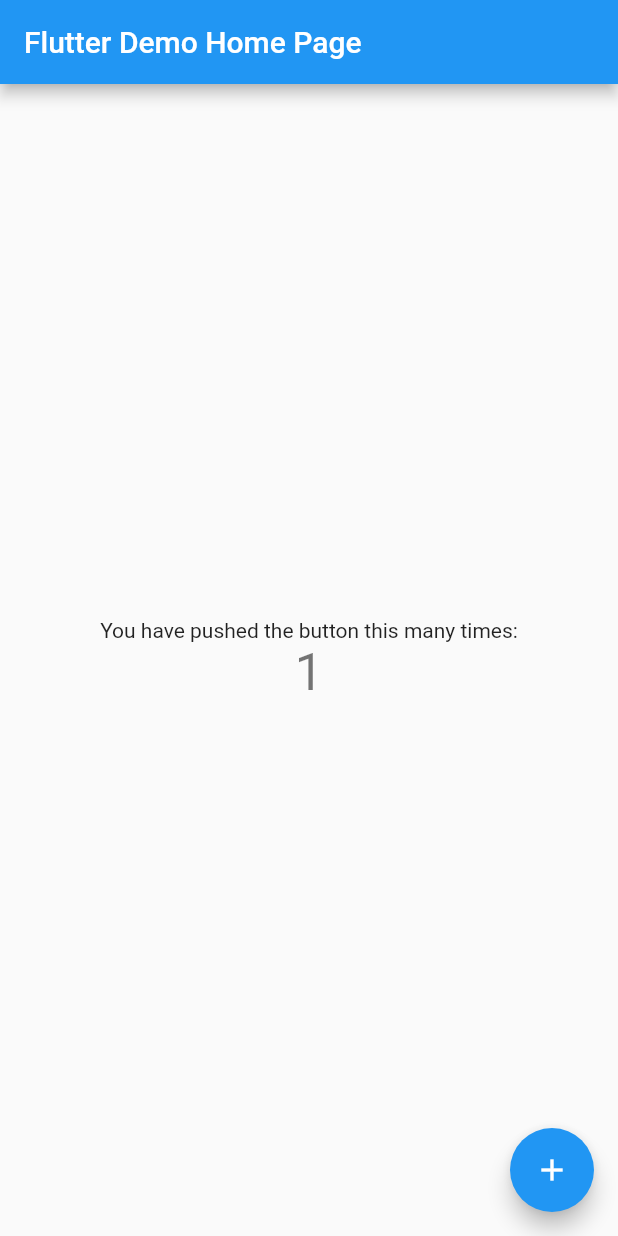
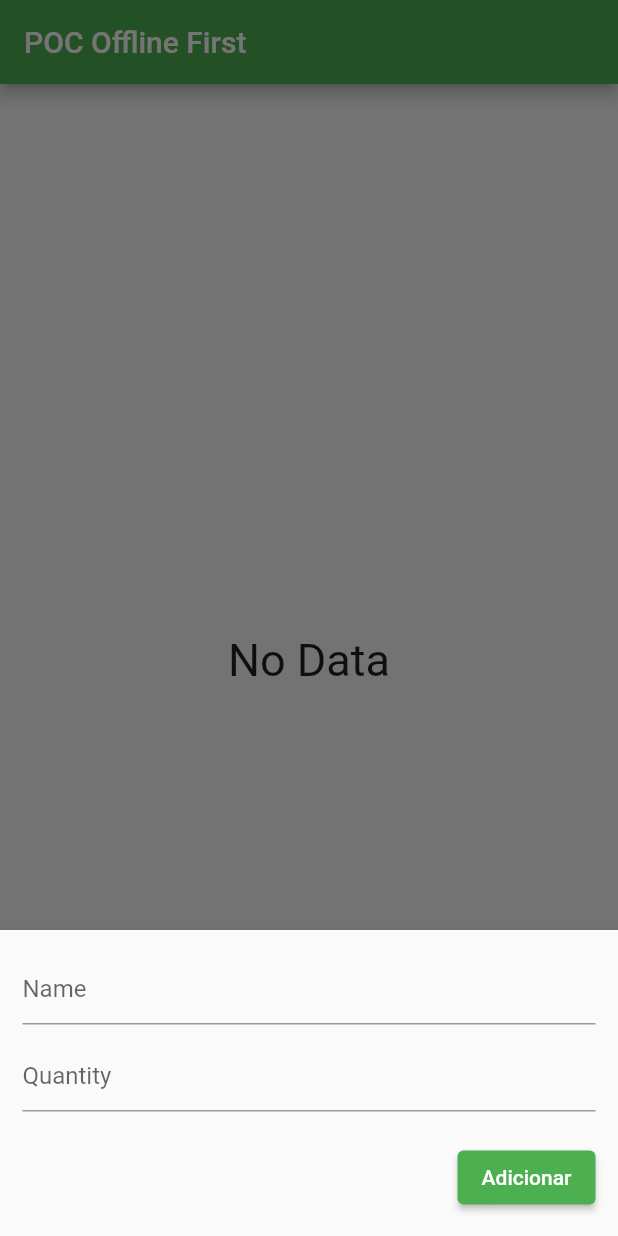
Before and after one commit to TonySilva7/POC-mobile-first-tony, a Flutter app: the screen it shows after launch, after a tap on the "add" icon, on a phone screen of 412 x 824 dp. Run offline on Flutter 3.47's test engine with Material 2 defaults, Android fonts, the light colour scheme and no system bars; our stand-ins replace hive_flutter; accounts and stored records are empty.

Commit message:
feat: implement crud local

```diff
--- a/lib/main.dart
+++ b/lib/main.dart
@@ -1,115 +1,211 @@
 import 'package:flutter/material.dart';
+// import 'package:hive/hive.dart';
+import 'package:hive_flutter/hive_flutter.dart';
 
-void main() {
+void main() async {
+  WidgetsFlutterBinding.ensureInitialized();
+
+  await Hive.initFlutter();
+  // await Hive.deleteBoxFromDisk('shopping_box');
+  await Hive.openBox('shopping_box');
+
   runApp(const MyApp());
 }
 
 class MyApp extends StatelessWidget {
-  const MyApp({super.key});
+  const MyApp({Key? key}) : super(key: key);
 
-  // This widget is the root of your application.
   @override
   Widget build(BuildContext context) {
     return MaterialApp(
-      title: 'Flutter Demo',
+      debugShowCheckedModeBanner: false,
+      title: 'POC Offline First',
       theme: ThemeData(
-        // This is the theme of your application.
-        //
-        // Try running your application with "flutter run". You'll see the
-        // application has a blue toolbar. Then, without quitting the app, try
-        // changing the primarySwatch below to Colors.green and then invoke
-        // "hot reload" (press "r" in the console where you ran "flutter run",
-        // or simply save your changes to "hot reload" in a Flutter IDE).
-        // Notice that the counter didn't reset back to zero; the application
-        // is not restarted.
-        primarySwatch: Colors.blue,
+        primarySwatch: Colors.green,
       ),
-      home: const MyHomePage(title: 'Flutter Demo Home Page'),
+      home: const HomePage(),
     );
   }
 }
 
-class MyHomePage extends StatefulWidget {
-  const MyHomePage({super.key, required this.title});
-
-  // This widget is the home page of your application. It is stateful, meaning
-  // that it has a State object (defined below) that contains fields that affect
-  // how it looks.
-
-  // This class is the configuration for the state. It holds the values (in this
-  // case the title) provided by the parent (in this case the App widget) and
-  // used by the build method of the State. Fields in a Widget subclass are
-  // always marked "final".
-
-  final String title;
+// Home Page
+class HomePage extends StatefulWidget {
+  const HomePage({Key? key}) : super(key: key);
 
   @override
-  State<MyHomePage> createState() => _MyHomePageState();
+  State<HomePage> createState() => _HomePageState();
 }
 
-class _MyHomePageState extends State<MyHomePage> {
-  int _counter = 0;
+class _HomePageState extends State<HomePage> {
+  List<Map<String, dynamic>> _items = [];
 
-  void _incrementCounter() {
+  final _shoppingBox = Hive.box('shopping_box');
+
+  @override
+  void initState() {
+    super.initState();
+    _refreshItems(); // Load data when app starts
+  }
+
+  // Get all items from the database
+  void _refreshItems() {
+    print(_shoppingBox);
+
+    final data = _shoppingBox.keys.map((key) {
+      final value = _shoppingBox.get(key);
+      return {"key": key, "name": value["name"], "quantity": value['quantity']};
+    }).toList();
+
     setState(() {
-      // This call to setState tells the Flutter framework that something has
-      // changed in this State, which causes it to rerun the build method below
-      // so that the display can reflect the updated values. If we changed
-      // _counter without calling setState(), then the build method would not be
-      // called again, and so nothing would appear to happen.
-      _counter++;
+      _items = data.reversed.toList();
+      // we use "reversed" to sort items in order from the latest to the oldest
     });
+  }
+
+  // Create new item
+  Future<void> _createItem(Map<String, dynamic> newItem) async {
+    await _shoppingBox.add(newItem);
+    _refreshItems(); // update the UI
+  }
+
+  // Retrieve a single item from the database by using its key
+  // Our app won't use this function but I put it here for your reference
+  Map<String, dynamic> _readItem(int key) {
+    final item = _shoppingBox.get(key);
+    return item;
+  }
+
+  // Update a single item
+  Future<void> _updateItem(int itemKey, Map<String, dynamic> item) async {
+    await _shoppingBox.put(itemKey, item);
+    _refreshItems(); // Update the UI
+  }
+
+  // Delete a single item
+  Future<void> _deleteItem(int itemKey) async {
+    await _shoppingBox.delete(itemKey);
+    _refreshItems(); // update the UI
+
+    // Display a snackbar
+    if (!mounted) return;
+    ScaffoldMessenger.of(context).showSnackBar(const SnackBar(content: Text('Um item foi removido')));
+  }
+
+  // TextFields' controllers
+  final TextEditingController _nameController = TextEditingController();
+  final TextEditingController _quantityController = TextEditingController();
+
+  // This function will be triggered when the floating button is pressed
+  // It will also be triggered when you want to update an item
+  void _showForm(BuildContext ctx, int? itemKey) async {
+    // itemKey == null -> create new item
+    // itemKey != null -> update an existing item
+
+    if (itemKey != null) {
+      final existingItem = _items.firstWhere((element) => element['key'] == itemKey);
+      _nameController.text = existingItem['name'];
+      _quantityController.text = existingItem['quantity'];
+    }
+
+    showModalBottomSheet(
+        context: ctx,
+        elevation: 5,
+        isScrollControlled: true,
+        builder: (_) => Container(
+              padding: EdgeInsets.only(bottom: MediaQuery.of(ctx).viewInsets.bottom, top: 15, left: 15, right: 15),
+              child: Column(
+                mainAxisSize: MainAxisSize.min,
+                crossAxisAlignment: CrossAxisAlignment.end,
+                children: [
+                  TextField(
+                    controller: _nameController,
+                    decoration: const InputDecoration(hintText: 'Name'),
+                  ),
+                  const SizedBox(
+                    height: 10,
+                  ),
+                  TextField(
+                    controller: _quantityController,
+                    keyboardType: TextInputType.number,
+                    decoration: const InputDecoration(hintText: 'Quantity'),
+                  ),
+                  const SizedBox(
+                    height: 20,
+                  ),
+                  ElevatedButton(
+                    onPressed: () async {
+                      // Save new item
+                      if (itemKey == null) {
+                        _createItem({"name": _nameController.text, "quantity": _quantityController.text});
+                      }
+
+                      // update an existing item
+                      if (itemKey != null) {
+                        _updateItem(itemKey,
+                            {'name': _nameController.text.trim(), 'quantity': _quantityController.text.trim()});
+                      }
+
+                      // Clear the text fields
+                      _nameController.text = '';
+                      _quantityController.text = '';
+
+                      Navigator.of(context).pop(); // Close the bottom sheet
+                    },
+                    child: Text(itemKey == null ? 'Adicionar' : 'Atualizar'),
+                  ),
+                  const SizedBox(
+                    height: 15,
+                  )
+                ],
+              ),
+            ));
   }
 
   @override
   Widget build(BuildContext context) {
-    // This method is rerun every time setState is called, for instance as done
-    // by the _incrementCounter method above.
-    //
-    // The Flutter framework has been optimized to make rerunning build methods
-    // fast, so that you can just rebuild anything that needs updating rather
-    // than having to individually change instances of widgets.
     return Scaffold(
       appBar: AppBar(
-        // Here we take the value from the MyHomePage object that was created by
-        // the App.build method, and use it to set our appbar title.
-        title: Text(widget.title),
+        title: const Text('POC Offline First'),
       ),
-      body: Center(
-        // Center is a layout widget. It takes a single child and positions it
-        // in the middle of the parent.
-        child: Column(
-          // Column is also a layout widget. It takes a list of children and
-          // arranges them vertically. By default, it sizes itself to fit its
-          // children horizontally, and tries to be as tall as its parent.
-          //
-          // Invoke "debug painting" (press "p" in the console, choose the
-          // "Toggle Debug Paint" action from the Flutter Inspector in Android
-          // Studio, or the "Toggle Debug Paint" command in Visual Studio Code)
-          // to see the wireframe for each widget.
-          //
-          // Column has various properties to control how it sizes itself and
-          // how it positions its children. Here we use mainAxisAlignment to
-          // center the children vertically; the main axis here is the vertical
-          // axis because Columns are vertical (the cross axis would be
-          // horizontal).
-          mainAxisAlignment: MainAxisAlignment.center,
-          children: <Widget>[
-            const Text(
-              'You have pushed the button this many times:',
-            ),
-            Text(
-              '$_counter',
-              style: Theme.of(context).textTheme.headline4,
-            ),
-          ],
-        ),
+      body: _items.isEmpty
+          ? const Center(
+              child: Text(
+                'No Data',
+                style: TextStyle(fontSize: 30),
+              ),
+            )
+          : ListView.builder(
+              // the list of items
+              itemCount: _items.length,
+              itemBuilder: (_, index) {
+                final currentItem = _items[index];
+                return Card(
+                  color: Colors.orange.shade100,
+                  margin: const EdgeInsets.all(10),
+                  elevation: 3,
+                  child: ListTile(
+                      title: Text(currentItem['name']),
+                      subtitle: Text(currentItem['quantity'].toString()),
+                      trailing: Row(
+                        mainAxisSize: MainAxisSize.min,
+                        children: [
+                          // Edit button
+                          IconButton(
+                              icon: const Icon(Icons.edit), onPressed: () => _showForm(context, currentItem['key'])),
+                          // Delete button
+                          IconButton(
+                            icon: const Icon(Icons.delete),
+                            onPressed: () => _deleteItem(currentItem['key']),
+                          ),
+                        ],
+                      )),
+                );
+              }),
+      // Add new item button
+      floatingActionButton: FloatingActionButton(
+        onPressed: () => _showForm(context, null),
+        child: const Icon(Icons.add),
       ),
-      floatingActionButton: FloatingActionButton(
-        onPressed: _incrementCounter,
-        tooltip: 'Increment',
-        child: const Icon(Icons.add),
-      ), // This trailing comma makes auto-formatting nicer for build methods.
     );
   }
 }
--- a/pubspec.yaml
+++ b/pubspec.yaml
@@ -36,6 +36,8 @@
   # The following adds the Cupertino Icons font to your application.
   # Use with the CupertinoIcons class for iOS style icons.
   cupertino_icons: ^1.0.2
+  hive: ^2.2.3
+  hive_flutter: ^1.1.0
 
 dev_dependencies:
   flutter_test:
```
Also changed, not shown: pubspec.lock, 10 other files.
